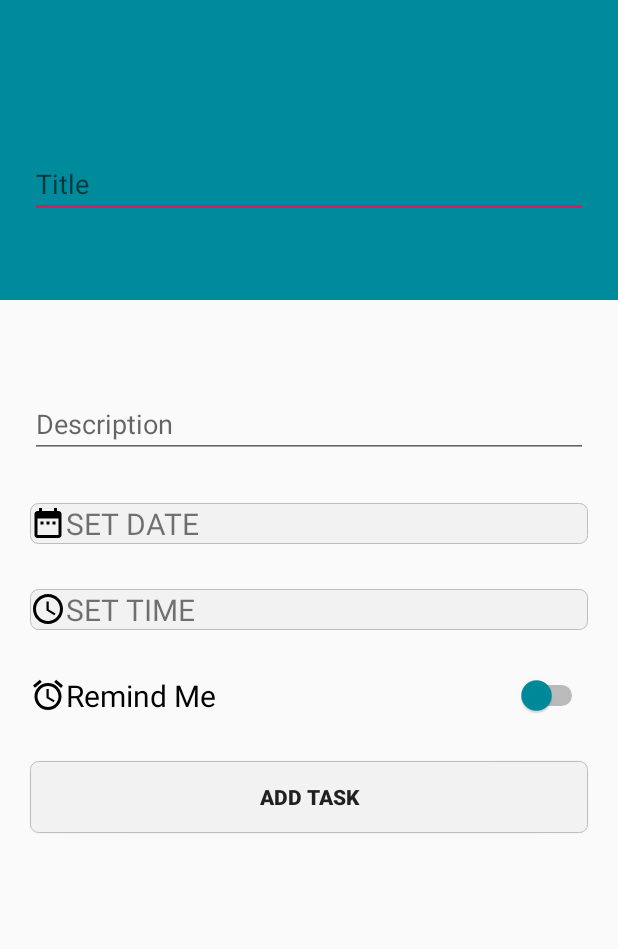
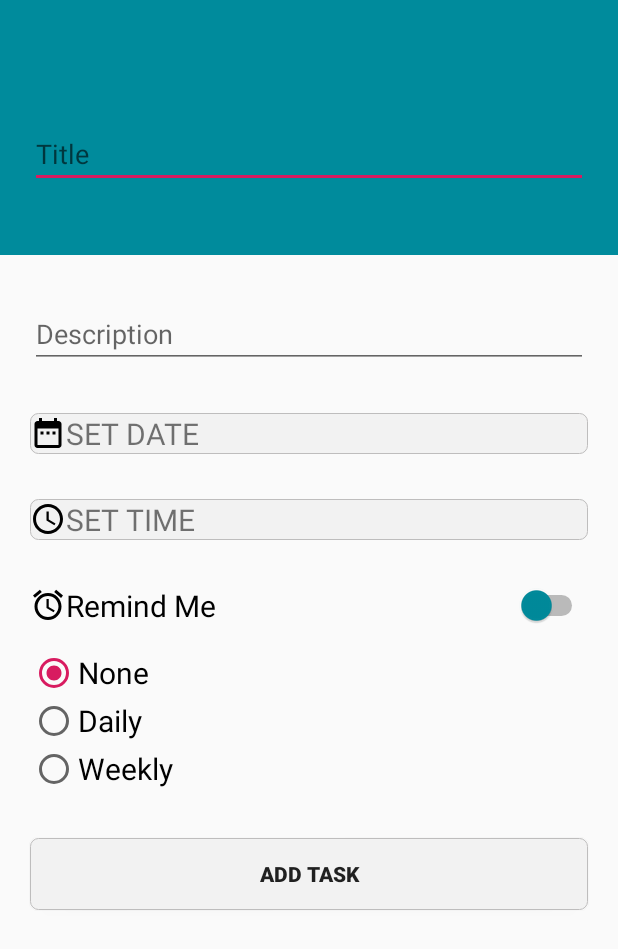
Before and after one commit to jewel789/smart-calendar, an Android app: the TaskAddActivity screen opened directly, with no data from a screen before it, on a phone screen of 412 x 824 dp. Shown: the top 949 px of the screen. Run offline under Robolectric (Android 15) with nearby library versions, the light colour scheme and no system bars; our stand-ins replace Firebase (no records; nobody signed in at launch, a user with empty details on screens opened directly).

Commit message:
Repeated Tasks

```diff
--- a/app/src/main/java/com/example/smartcalendar/ShowTasksActivity.java
+++ b/app/src/main/java/com/example/smartcalendar/ShowTasksActivity.java
@@ -107,7 +107,7 @@ public class ShowTasksActivity extends AppCompatActivity implements View.OnClick
             }
         }
 
-        if(tasksList.isEmpty()) Toast.makeText(this, "You have no matching tasks!", Toast.LENGTH_LONG).show();
+        if(tasksInfo.isEmpty()) Toast.makeText(this, "You have no matching tasks!", Toast.LENGTH_SHORT).show();
 
         tasksDisplay(tasksInfo, taskMap);
     }
@@ -126,7 +126,7 @@ public class ShowTasksActivity extends AppCompatActivity implements View.OnClick
             }
         }
 
-        if(tasksList.isEmpty()) Toast.makeText(this, "You have no matching tasks!", Toast.LENGTH_LONG).show();
+        if(tasksInfo.isEmpty()) Toast.makeText(this, "You have no tasks on this day!", Toast.LENGTH_SHORT).show();
 
         tasksDisplay(tasksInfo, taskMap);
     }
--- a/app/src/main/res/layout/activity_edit_task.xml
+++ b/app/src/main/res/layout/activity_edit_task.xml
@@ -118,8 +118,6 @@
             android:text="@string/delete"
             android:layout_marginLeft="150dp"/>
 
-
-
     </LinearLayout>
 
 
--- a/app/src/main/res/layout/activity_show_tasks.xml
+++ b/app/src/main/res/layout/activity_show_tasks.xml
@@ -53,7 +53,7 @@
         android:id="@+id/tasks_list"
         android:layout_width="wrap_content"
         android:layout_height="wrap_content"
-        app:layout_constraintBottom_toBottomOf="parent"
+        android:layout_marginTop="15dp"
         app:layout_constraintStart_toStartOf="parent"
         app:layout_constraintTop_toBottomOf="@+id/searchBox" />
 
--- a/app/src/main/res/layout/activity_task_add.xml
+++ b/app/src/main/res/layout/activity_task_add.xml
@@ -10,7 +10,7 @@
 
     <LinearLayout
         android:layout_width="match_parent"
-        android:layout_height="200dp"
+        android:layout_height="170dp"
         android:background="@color/colorPrimaryDark">
 
         <EditText
@@ -18,7 +18,7 @@
             android:layout_width="match_parent"
             android:layout_height="45dp"
             android:layout_marginLeft="20dp"
-            android:layout_marginTop="100dp"
+            android:layout_marginTop="80dp"
             android:layout_marginRight="20dp"
             android:hint="Title"
             android:lines="2"
@@ -35,7 +35,7 @@
         android:layout_width="match_parent"
         android:layout_height="45dp"
         android:layout_marginLeft="20dp"
-        android:layout_marginTop="60dp"
+        android:layout_marginTop="30dp"
         android:layout_marginRight="20dp"
         android:hint="Description"
         android:lines="2"
@@ -72,7 +72,6 @@
         android:drawableLeft="@drawable/icon_time"/>
 
 
-
     <Switch
         android:id="@+id/alarmSwitch"
         android:layout_width="match_parent"
@@ -85,6 +84,42 @@
         android:text="Remind Me"
         android:drawableStart="@drawable/ic_alarm_black_24dp"
         tools:targetApi="lollipop" />
+
+    <RadioGroup
+        android:id="@+id/radioGroup"
+        android:layout_width="wrap_content"
+        android:layout_height="wrap_content"
+        android:layout_marginLeft="20dp"
+        android:layout_marginTop="15dp" >
+
+
+        <RadioButton
+            android:id="@+id/radioButton1"
+            android:layout_width="wrap_content"
+            android:layout_height="wrap_content"
+            android:layout_gravity="start"
+            android:checked="true"
+            android:text="None"
+            android:textSize="20sp" />
+
+        <RadioButton
+            android:id="@+id/radioButton2"
+            android:layout_width="wrap_content"
+            android:layout_height="wrap_content"
+            android:layout_gravity="start"
+            android:checked="false"
+            android:text="Daily"
+            android:textSize="20sp" />
+
+        <RadioButton
+            android:id="@+id/radioButton3"
+            android:layout_width="wrap_content"
+            android:layout_height="wrap_content"
+            android:layout_gravity="start"
+            android:checked="false"
+            android:text="Weekly"
+            android:textSize="20sp" />
+    </RadioGroup>
 
     <Button
         android:id="@+id/saveTaskButton"
```
Also changed, not shown: app/src/main/java/com/example/smartcalendar/Task.java (+12 -9 lines), app/src/main/java/com/example/smartcalendar/TaskAddActivity.java (+33 -12 lines).
